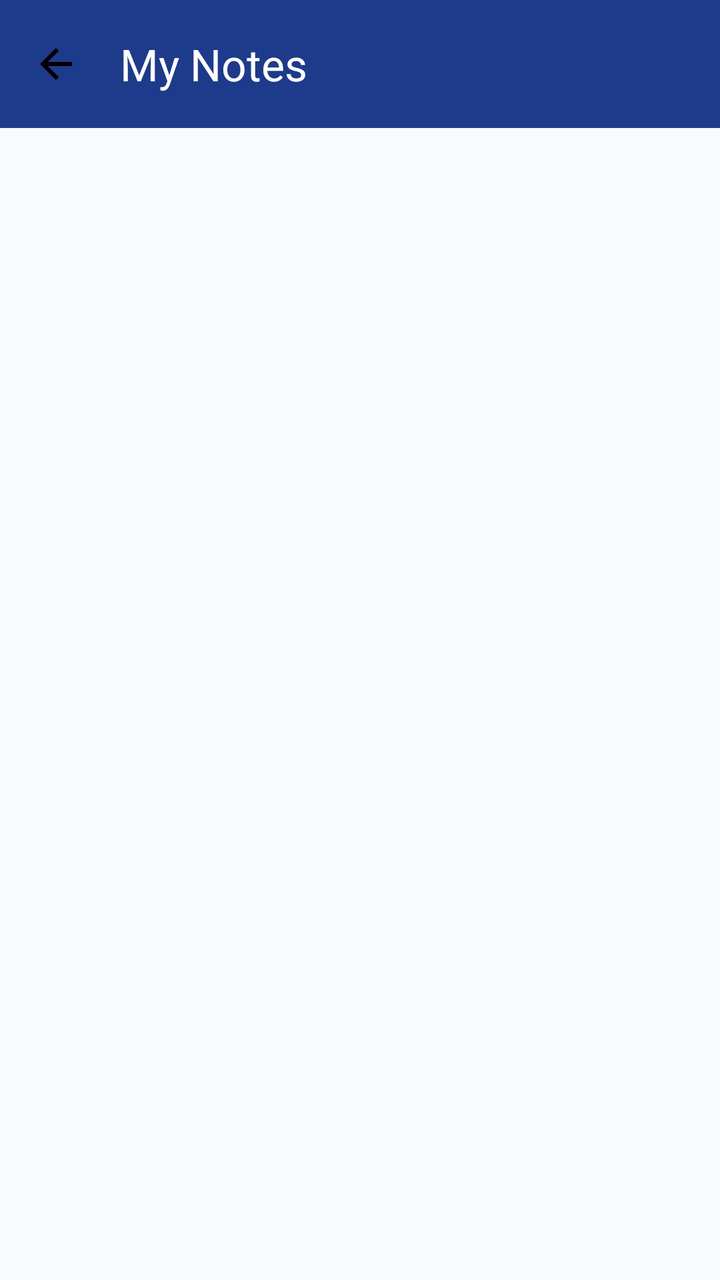
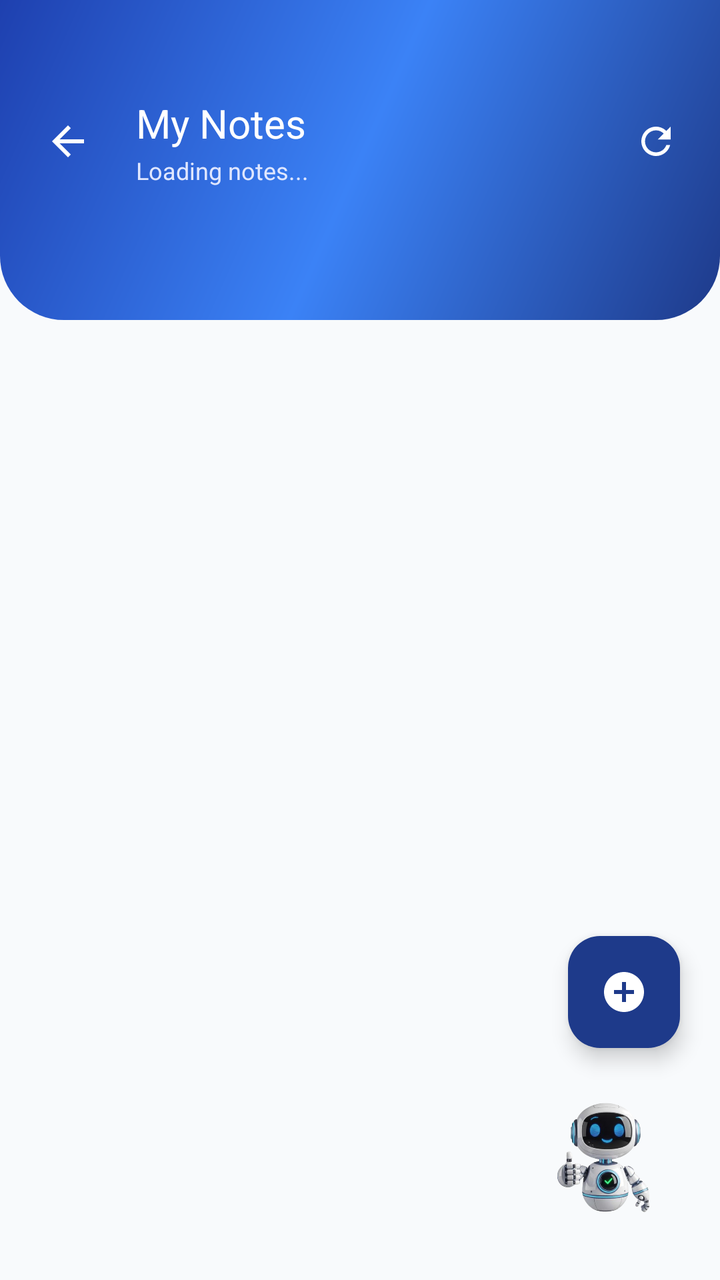

Two renders of the same Android screen: before a commit and after it. Below are the layout's source before the change and the commit's diff.
<!-- AndroidManifest.xml: application theme Theme.FinanceTracker -->
<!-- res/layout/activity_view_notes.xml -->
<?xml version="1.0" encoding="utf-8"?>
<androidx.constraintlayout.widget.ConstraintLayout xmlns:android="http://schemas.android.com/apk/res/android"
    xmlns:app="http://schemas.android.com/apk/res-auto"
    android:layout_width="match_parent"
    android:layout_height="match_parent"
    android:background="@color/background_primary">

    <androidx.appcompat.widget.Toolbar
        android:id="@+id/toolbarViewNotes"
        android:layout_width="match_parent"
        android:layout_height="?attr/actionBarSize"
        android:background="@color/primary_blue"
        app:title="My Notes"
        app:titleTextColor="@color/white"
        app:navigationIcon="@drawable/ic_arrow_back"
        app:layout_constraintTop_toTopOf="parent"/>

    <androidx.recyclerview.widget.RecyclerView
        android:id="@+id/rvNotes"
        android:layout_width="match_parent"
        android:layout_height="0dp"
        android:padding="12dp"
        android:clipToPadding="false"
        app:layout_constraintTop_toBottomOf="@id/toolbarViewNotes"
        app:layout_constraintBottom_toBottomOf="parent"/>

    <LinearLayout
        android:id="@+id/emptyNotesState"
        android:layout_width="wrap_content"
        android:layout_height="wrap_content"
        android:orientation="vertical"
        android:gravity="center"
        android:visibility="gone"
        app:layout_constraintTop_toTopOf="parent"
        app:layout_constraintBottom_toBottomOf="parent"
        app:layout_constraintStart_toStartOf="parent"
        app:layout_constraintEnd_toEndOf="parent">

        <ImageView
            android:layout_width="100dp"
            android:layout_height="100dp"
            android:src="@drawable/ic_note_24"
            app:tint="@color/light_gray"/>

        <TextView
            android:layout_width="wrap_content"
            android:layout_height="wrap_content"
            android:text="No notes found"
            android:textColor="@color/text_secondary"
            android:textSize="16sp"
            android:layout_marginTop="16dp"/>
    </LinearLayout>

</androidx.constraintlayout.widget.ConstraintLayout>
<!-- resources referenced by this layout -->
<resources>
  <color name="background_primary">#F8FAFC</color>
  <color name="light_gray">#D3D3D3</color>
  <color name="primary_blue">#1E3A8A</color>
  <color name="text_secondary">#64748B</color>
  <color name="white">#FFFFFFFF</color>
  <!-- drawable ic_arrow_back (drawable) -->
  <vector xmlns:android="http://schemas.android.com/apk/res/android"
      android:width="24dp"
      android:height="24dp"
      android:viewportWidth="24"
      android:viewportHeight="24">
      <path
          android:fillColor="#000000"
          android:pathData="M20,11H7.83l5.59,-5.59L12,4l-8,8 8,8 1.41,-1.41L7.83,13H20v-2z"/>
  </vector>
  <style name="Theme.FinanceTracker" parent="Base.Theme.FinanceTracker" />
  <style name="Base.Theme.FinanceTracker" parent="Theme.Material3.DayNight.NoActionBar">
          
          
      </style>
  <!-- unchanged entries left out for length: 1 -->
</resources>

<!-- the commit's change to res/layout/activity_view_notes.xml (unified diff, before → after) -->
@@ -5,50 +5,194 @@
     android:layout_height="match_parent"
     android:background="@color/background_primary">
 
-    <androidx.appcompat.widget.Toolbar
-        android:id="@+id/toolbarViewNotes"
+    
+    <View
+        android:id="@+id/headerBackground"
         android:layout_width="match_parent"
-        android:layout_height="?attr/actionBarSize"
-        android:background="@color/primary_blue"
-        app:title="My Notes"
-        app:titleTextColor="@color/white"
-        app:navigationIcon="@drawable/ic_arrow_back"
-        app:layout_constraintTop_toTopOf="parent"/>
+        android:layout_height="160dp"
+        android:background="@drawable/bg_header_gradient"
+        app:layout_constraintTop_toTopOf="parent" />
 
+    <LinearLayout
+        android:id="@+id/customHeader"
+        android:layout_width="match_parent"
+        android:layout_height="wrap_content"
+        android:orientation="horizontal"
+        android:gravity="center_vertical"
+        android:paddingHorizontal="12dp"
+        android:paddingTop="48dp"
+        android:paddingBottom="16dp"
+        app:layout_constraintTop_toTopOf="parent">
+
+        <ImageView
+            android:id="@+id/btnBackViewNotes"
+            android:layout_width="44dp"
+            android:layout_height="44dp"
+            android:padding="10dp"
+            android:src="@drawable/ic_arrow_back"
+            android:background="@drawable/bg_ripple_circle_white"
+            android:clickable="true"
+            android:focusable="true"
+            app:tint="#FFFFFF" />
+
+        <LinearLayout
+            android:layout_width="0dp"
+            android:layout_weight="1"
+            android:layout_height="wrap_content"
+            android:orientation="vertical"
+            android:layout_marginStart="12dp">
+
+            <TextView
+                android:layout_width="wrap_content"
+                android:layout_height="wrap_content"
+                android:text="My Notes"
+                android:textColor="#FFFFFF"
+                android:textSize="20sp"
+                android:fontFamily="sans-serif-bold"/>
+
+            <TextView
+                android:id="@+id/tvNotesCount"
+                android:layout_width="wrap_content"
+                android:layout_height="wrap_content"
+                android:text="Loading notes..."
+                android:textColor="#E0E7FF"
+                android:textSize="12sp"
+                android:layout_marginTop="2dp"/>
+        </LinearLayout>
+
+        <ImageView
+            android:id="@+id/btnRefreshNotes"
+            android:layout_width="40dp"
+            android:layout_height="40dp"
+            android:padding="9dp"
+            android:src="@drawable/ic_refresh"
+            android:background="@drawable/bg_ripple_circle_white"
+            android:clickable="true"
+            android:focusable="true"
+            android:contentDescription="Refresh notes"
+            app:tint="#FFFFFF" />
+    </LinearLayout>
+
+    
     <androidx.recyclerview.widget.RecyclerView
         android:id="@+id/rvNotes"
         android:layout_width="match_parent"
         android:layout_height="0dp"
-        android:padding="12dp"
+        android:padding="14dp"
         android:clipToPadding="false"
-        app:layout_constraintTop_toBottomOf="@id/toolbarViewNotes"
+        app:layout_constraintTop_toBottomOf="@id/headerBackground"
         app:layout_constraintBottom_toBottomOf="parent"/>
 
+    
+    <ProgressBar
+        android:id="@+id/progressLoadingNotes"
+        android:layout_width="44dp"
+        android:layout_height="44dp"
+        android:indeterminateTint="@color/primary_blue"
+        android:visibility="gone"
+        app:layout_constraintTop_toTopOf="@id/rvNotes"
+        app:layout_constraintBottom_toBottomOf="parent"
+        app:layout_constraintStart_toStartOf="parent"
+        app:layout_constraintEnd_toEndOf="parent"/>
+
+    
     <LinearLayout
         android:id="@+id/emptyNotesState"
         android:layout_width="wrap_content"
         android:layout_height="wrap_content"
         android:orientation="vertical"
         android:gravity="center"
+        android:padding="40dp"
         android:visibility="gone"
-        app:layout_constraintTop_toTopOf="parent"
+        android:alpha="0"
+        app:layout_constraintTop_toTopOf="@id/rvNotes"
         app:layout_constraintBottom_toBottomOf="parent"
         app:layout_constraintStart_toStartOf="parent"
         app:layout_constraintEnd_toEndOf="parent">
 
-        <ImageView
+        <com.google.android.material.card.MaterialCardView
             android:layout_width="100dp"
             android:layout_height="100dp"
-            android:src="@drawable/ic_note_24"
-            app:tint="@color/light_gray"/>
+            app:cardBackgroundColor="#F1F5F9"
+            app:cardCornerRadius="50dp"
+            app:cardElevation="0dp">
+
+            <ImageView
+                android:layout_width="match_parent"
+                android:layout_height="match_parent"
+                android:padding="26dp"
+                android:src="@drawable/ic_note_24"
+                app:tint="#94A3B8"/>
+        </com.google.android.material.card.MaterialCardView>
 
         <TextView
             android:layout_width="wrap_content"
             android:layout_height="wrap_content"
-            android:text="No notes found"
+            android:text="No Notes Yet"
+            android:textColor="@color/text_primary"
+            android:textSize="18sp"
+            android:fontFamily="sans-serif-bold"
+            android:layout_marginTop="20dp"/>
+
+        <TextView
+            android:layout_width="wrap_content"
+            android:layout_height="wrap_content"
+            android:text="Save reminders, lending records &amp;\nimportant notes right here"
             android:textColor="@color/text_secondary"
-            android:textSize="16sp"
-            android:layout_marginTop="16dp"/>
+            android:textSize="13sp"
+            android:gravity="center"
+            android:lineSpacingExtra="4dp"
+            android:layout_marginTop="8dp"/>
+
+        <Button
+            android:id="@+id/btnAddFirstNote"
+            android:layout_width="wrap_content"
+            android:layout_height="48dp"
+            android:layout_marginTop="22dp"
+            android:paddingHorizontal="24dp"
+            android:text="➕  Add Your First Note"
+            android:textAllCaps="false"
+            android:textColor="#FFFFFF"
+            android:textSize="13.5sp"
+            android:fontFamily="sans-serif-medium"
+            android:background="@drawable/bg_save_button_gradient"
+            android:stateListAnimator="@null"/>
     </LinearLayout>
 
+    
+    <com.google.android.material.floatingactionbutton.FloatingActionButton
+        android:id="@+id/fabAddNote"
+        android:layout_width="wrap_content"
+        android:layout_height="wrap_content"
+        android:layout_marginEnd="20dp"
+        android:layout_marginBottom="16dp"
+        android:src="@drawable/ic_add"
+        android:contentDescription="Add new note"
+        app:backgroundTint="@color/primary_blue"
+        app:tint="@android:color/white"
+        app:elevation="6dp"
+        app:layout_constraintBottom_toTopOf="@id/btnAiAssistant"
+        app:layout_constraintEnd_toEndOf="parent"/>
+
+    
+    <com.google.android.material.floatingactionbutton.FloatingActionButton
+        android:id="@+id/btnAiAssistant"
+        android:layout_width="76dp"
+        android:layout_height="76dp"
+        android:layout_marginEnd="20dp"
+        android:layout_marginBottom="24dp"
+        android:contentDescription="Open AI Finance Assistant"
+        android:src="@drawable/ic_ai_bot_2"
+        android:backgroundTint="@android:color/transparent"
+        app:backgroundTint="@android:color/transparent"
+        app:tint="@null"
+        app:elevation="0dp"
+        app:pressedTranslationZ="0dp"
+        app:borderWidth="0dp"
+        app:rippleColor="@android:color/transparent"
+        app:fabCustomSize="76dp"
+        app:maxImageSize="70dp"
+        app:layout_constraintBottom_toBottomOf="parent"
+        app:layout_constraintEnd_toEndOf="parent" />
+
 </androidx.constraintlayout.widget.ConstraintLayout>
<!-- resource entries referenced after the edit -->
@@ -1,10 +1,52 @@
 <!-- resources referenced by this layout -->
 <resources>
   <color name="background_primary">#F8FAFC</color>
-  <color name="light_gray">#D3D3D3</color>
   <color name="primary_blue">#1E3A8A</color>
+  <color name="text_primary">#0F172A</color>
   <color name="text_secondary">#64748B</color>
-  <color name="white">#FFFFFFFF</color>
+  <!-- drawable bg_header_gradient (drawable) -->
+  <?xml version="1.0" encoding="utf-8"?>
+  <shape xmlns:android="http://schemas.android.com/apk/res/android">
+      <gradient
+          android:startColor="#1E3A8A"
+          android:centerColor="#3B82F6"
+          android:endColor="#1E40AF"
+          android:angle="135"/>
+      <corners
+          android:bottomLeftRadius="32dp"
+          android:bottomRightRadius="32dp"/>
+  </shape>
+  <!-- drawable bg_ripple_circle_white (drawable) -->
+  <?xml version="1.0" encoding="utf-8"?>
+  <ripple xmlns:android="http://schemas.android.com/apk/res/android"
+      android:color="#40FFFFFF">
+      <item>
+          <shape android:shape="oval">
+              <solid android:color="@android:color/transparent"/>
+          </shape>
+      </item>
+  </ripple>
+  <!-- drawable bg_save_button_gradient (drawable) -->
+  <?xml version="1.0" encoding="utf-8"?>
+  <ripple xmlns:android="http://schemas.android.com/apk/res/android"
+      android:color="#33FFFFFF">
+      <item>
+          <shape android:shape="rectangle">
+              <gradient
+                  android:startColor="#6C5FE8"
+                  android:endColor="#5B50D6"
+                  android:angle="45"/>
+              <corners android:radius="14dp"/>
+          </shape>
+      </item>
+  </ripple>
+  <!-- drawable ic_add (drawable) -->
+  <vector xmlns:android="http://schemas.android.com/apk/res/android" android:height="24dp" android:tint="#000000" android:viewportHeight="24" android:viewportWidth="24" android:width="24dp">
+        
+      <path android:fillColor="@android:color/white" android:pathData="M12,2C6.48,2 2,6.48 2,12s4.48,10 10,10 10,-4.48 10,-10S17.52,2 12,2zM17,13h-4v4h-2v-4L7,13v-2h4L11,7h2v4h4v2z"/>
+      
+  </vector>
+  <!-- drawable ic_ai_bot_2: png bitmap (drawable, 186336 bytes) -->
   <!-- drawable ic_arrow_back (drawable) -->
   <vector xmlns:android="http://schemas.android.com/apk/res/android"
       android:width="24dp"
@@ -15,6 +57,17 @@
           android:fillColor="#000000"
           android:pathData="M20,11H7.83l5.59,-5.59L12,4l-8,8 8,8 1.41,-1.41L7.83,13H20v-2z"/>
   </vector>
+  <!-- drawable ic_refresh (drawable) -->
+  <vector xmlns:android="http://schemas.android.com/apk/res/android"
+      android:width="24dp"
+      android:height="24dp"
+      android:viewportWidth="24"
+      android:viewportHeight="24"
+      android:tint="#FFFFFF">
+      <path
+          android:fillColor="#FFFFFF"
+          android:pathData="M17.65,6.35C16.2,4.9 14.21,4 12,4c-4.42,0 -7.99,3.58 -7.99,8s3.57,8 7.99,8c3.73,0 6.84,-2.55 7.73,-6h-2.08c-0.82,2.33 -3.04,4 -5.65,4 -3.31,0 -6,-2.69 -6,-6s2.69,-6 6,-6c1.66,0 3.14,0.69 4.22,1.78L13,11h7V4l-2.35,2.35z"/>
+  </vector>
   <style name="Theme.FinanceTracker" parent="Base.Theme.FinanceTracker" />
   <style name="Base.Theme.FinanceTracker" parent="Theme.Material3.DayNight.NoActionBar">
           
